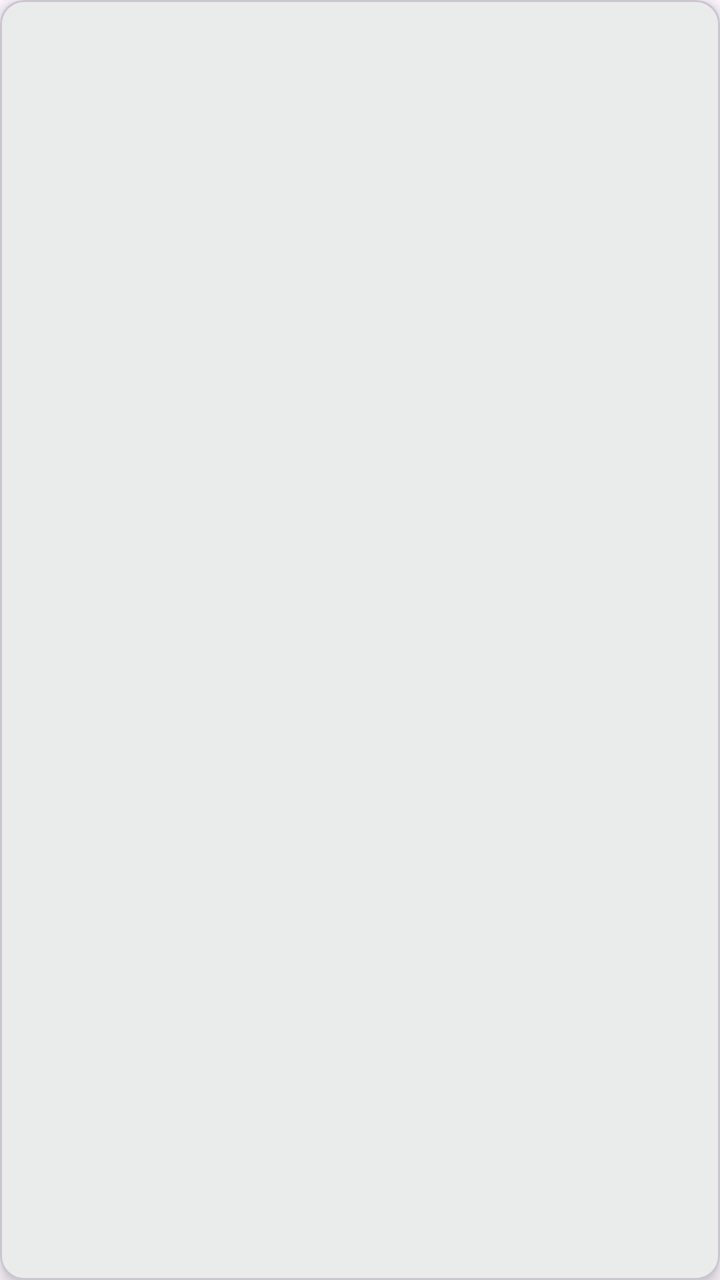
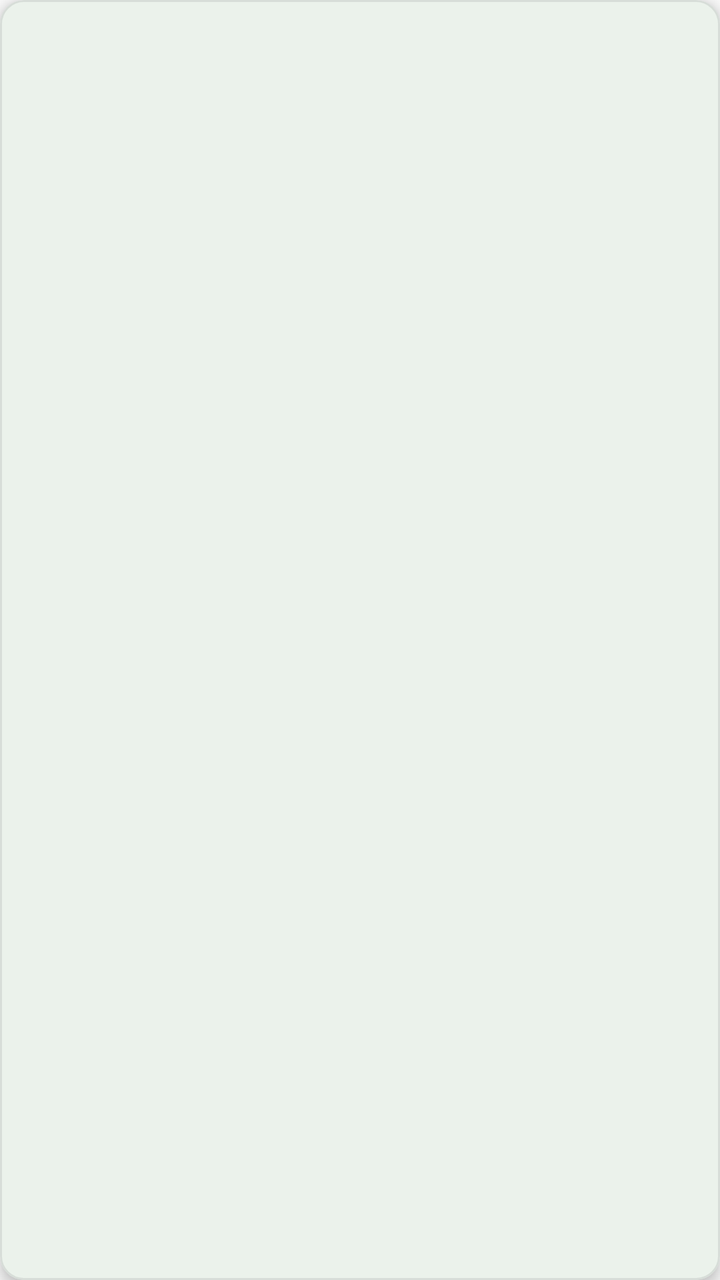

The first picture is an Android layout as it rendered before a commit; the second is the same layout after the commit. The layout source and the unified diff follow.
<!-- AndroidManifest.xml: application theme Theme.FastScan -->
<!-- res/layout/item_unpacked_order.xml -->
<?xml version="1.0" encoding="utf-8"?>
<com.google.android.material.card.MaterialCardView xmlns:android="http://schemas.android.com/apk/res/android"
    xmlns:app="http://schemas.android.com/apk/res-auto"
    android:layout_width="match_parent"
    android:layout_height="wrap_content"
    android:layout_margin="8dp"
    app:cardCornerRadius="12dp"
    app:cardElevation="4dp">

    <LinearLayout
        android:layout_width="match_parent"
        android:layout_height="wrap_content"
        android:orientation="vertical"
        android:padding="12dp">

        <TextView
            android:id="@+id/tvTracking"
            android:layout_width="match_parent"
            android:layout_height="wrap_content"
            android:textStyle="bold"
            android:textSize="16sp" />

        <TextView
            android:id="@+id/tvClient"
            android:layout_width="match_parent"
            android:layout_height="wrap_content"
            android:textSize="14sp" />

        <LinearLayout
            android:layout_width="match_parent"
            android:layout_height="wrap_content"
            android:orientation="horizontal">

            <TextView
                android:id="@+id/tvClientCode"
                android:layout_width="0dp"
                android:layout_height="wrap_content"
                android:layout_weight="1"
                android:textSize="14sp" />

            <TextView
                android:id="@+id/tvWeight"
                android:layout_width="wrap_content"
                android:layout_height="wrap_content"
                android:textStyle="bold"
                android:textSize="14sp" />

        </LinearLayout>

        <TextView
            android:id="@+id/tvDate"
            android:layout_width="match_parent"
            android:layout_height="wrap_content"
            android:textSize="13sp"
            android:textColor="?android:textColorSecondary" />

    </LinearLayout>

</com.google.android.material.card.MaterialCardView>
<!-- resources referenced by this layout -->
<resources>
  <style name="Theme.FastScan" parent="Theme.Material3.DayNight.NoActionBar">
  
          
          <item name="colorPrimary">#2E7D32</item>
          <item name="colorPrimaryVariant">#1B5E20</item>
          <item name="colorOnPrimary">#FFFFFF</item>
  
          <item name="colorSecondary">#2E7D32</item>
          <item name="colorOnSecondary">#FFFFFF</item>
  
          
          <item name="android:statusBarColor">#1B5E20</item>
          <item name="android:windowLightStatusBar">false</item>
  
      </style>
</resources>

<!-- the commit's change to res/layout/item_unpacked_order.xml (unified diff, before → after) -->
@@ -5,7 +5,10 @@
     android:layout_height="wrap_content"
     android:layout_margin="8dp"
     app:cardCornerRadius="12dp"
-    app:cardElevation="4dp">
+    app:cardElevation="4dp"
+    app:cardBackgroundColor="@color/app_surface"
+    app:strokeColor="@color/card_stroke"
+    app:strokeWidth="1dp">
 
     <LinearLayout
         android:layout_width="match_parent"
<!-- resource entries referenced after the edit -->
@@ -1,19 +1,34 @@
 <!-- resources referenced by this layout -->
 <resources>
+  <color name="app_surface">#FFFFFF</color>
+  <color name="card_stroke">#D7DDD8</color>
   <style name="Theme.FastScan" parent="Theme.Material3.DayNight.NoActionBar">
   
           
-          <item name="colorPrimary">#2E7D32</item>
-          <item name="colorPrimaryVariant">#1B5E20</item>
-          <item name="colorOnPrimary">#FFFFFF</item>
+          <item name="colorPrimary">@color/app_primary</item>
+          <item name="colorPrimaryVariant">@color/app_primary_dark</item>
+          <item name="colorOnPrimary">@color/app_on_primary</item>
   
-          <item name="colorSecondary">#2E7D32</item>
-          <item name="colorOnSecondary">#FFFFFF</item>
+          <item name="colorSecondary">@color/app_primary</item>
+          <item name="colorOnSecondary">@color/app_on_primary</item>
+          <item name="colorSurface">@color/app_surface</item>
+          <item name="colorOnSurface">@color/app_text_primary</item>
+          <item name="colorOnSurfaceVariant">@color/app_text_secondary</item>
+          <item name="colorOutline">@color/card_stroke</item>
+          <item name="android:colorBackground">@color/app_background</item>
+          <item name="android:windowBackground">@color/app_background</item>
+          <item name="android:navigationBarColor">@color/app_surface</item>
   
           
-          <item name="android:statusBarColor">#1B5E20</item>
+          <item name="android:statusBarColor">@color/app_primary_dark</item>
           <item name="android:windowLightStatusBar">false</item>
   
       </style>
+  <color name="app_primary">#2E7D32</color>
+  <color name="app_primary_dark">#1B5E20</color>
+  <color name="app_on_primary">#FFFFFF</color>
+  <color name="app_text_primary">#212121</color>
+  <color name="app_text_secondary">#616161</color>
+  <color name="app_background">#FAFAFA</color>
 </resources>
 
